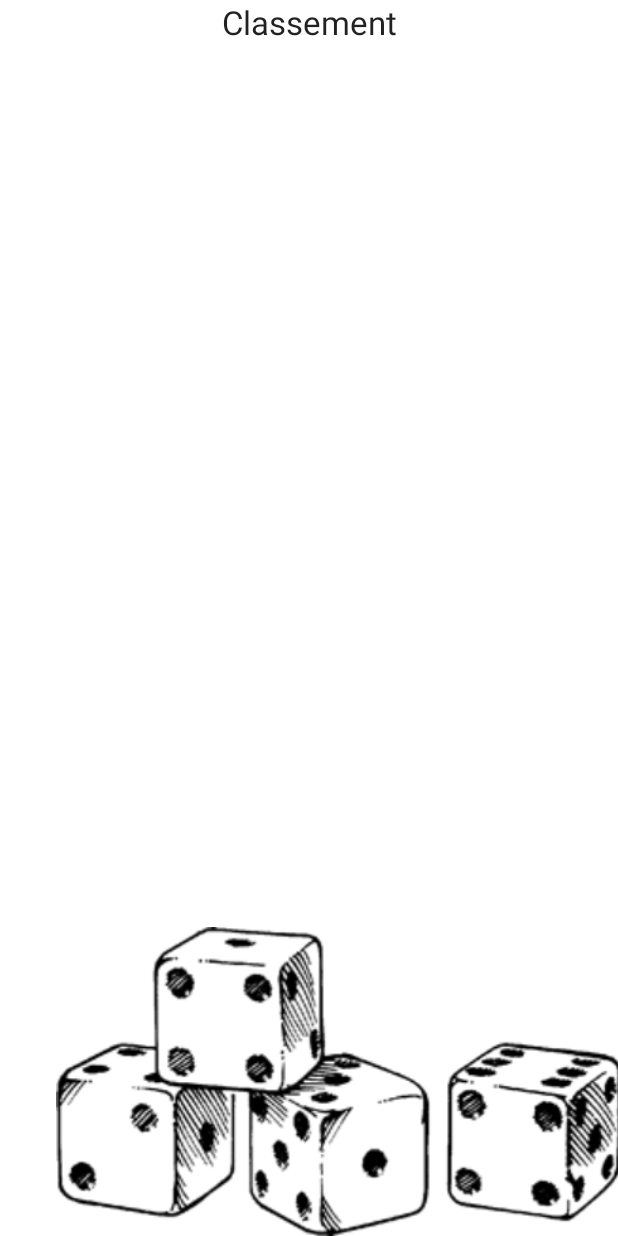
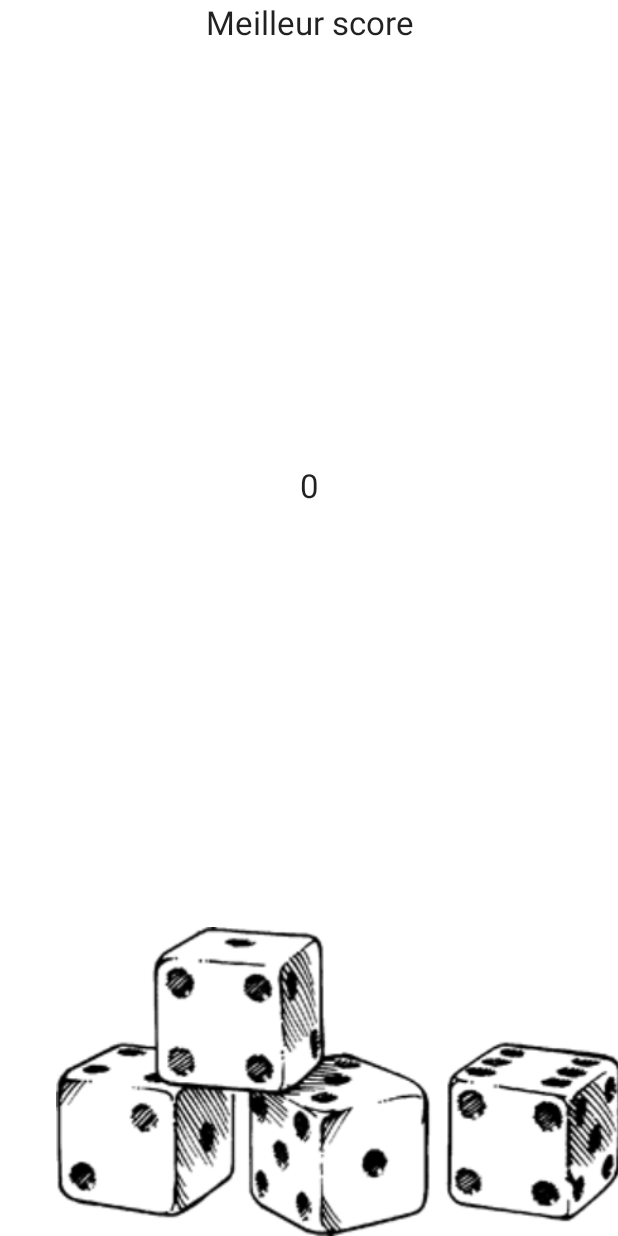
Before and after one commit to ly-abdourahamane/DiceRoll, an Android app: the ScoresActivity screen opened directly, with no data from a screen before it, on a phone screen of 412 x 824 dp. Run offline under Robolectric (Android 15) with nearby library versions, the phone set to English and light mode, and no system bars.

Commit message:
add persistence

```diff
--- a/app/src/main/java/com/android/diceroll/ScoresActivity.java
+++ b/app/src/main/java/com/android/diceroll/ScoresActivity.java
@@ -1,7 +1,10 @@
 package com.android.diceroll;
 
+import android.content.Context;
+import android.content.SharedPreferences;
 import android.support.v7.app.AppCompatActivity;
 import android.os.Bundle;
+import android.widget.TextView;
 
 public class ScoresActivity extends AppCompatActivity {
 
@@ -9,5 +12,15 @@ public class ScoresActivity extends AppCompatActivity {
     protected void onCreate(Bundle savedInstanceState) {
         super.onCreate(savedInstanceState);
         setContentView(R.layout.activity_scores);
+        SharedPreferences sharedPref =
+                getApplicationContext().getSharedPreferences("TheFileName",Context.MODE_PRIVATE);
+        int musicState = sharedPref.getInt("score", 0);
+        TextView t = (TextView) findViewById(R.id.scoreTextView);
+        t.setText(""+musicState);
+
+        /* SharedPreferences.Editor editor = sharedPref.edit();
+            editor.putBoolean("music on", false);
+            editor.apply();*/
+
     }
 }
--- a/app/src/main/res/layout/activity_scores.xml
+++ b/app/src/main/res/layout/activity_scores.xml
@@ -18,13 +18,26 @@
             android:layout_width="match_parent"
             android:layout_height="wrap_content"
             android:gravity="center"
-            android:text="Classement"
+            android:text="Meilleur score"
             android:textAppearance="@android:style/TextAppearance.Material.Large" />
 
         <Space
             android:layout_width="match_parent"
             android:layout_height="wrap_content"
             android:layout_weight="1" />
+
+        <TextView
+            android:id="@+id/scoreTextView"
+            android:layout_width="match_parent"
+            android:layout_height="wrap_content"
+            android:gravity="center"
+            android:textAppearance="@android:style/TextAppearance.Material.Large" />
+
+        <Space
+            android:layout_width="match_parent"
+            android:layout_height="wrap_content"
+            android:layout_weight="1" />
+
         <ImageView
             android:id="@+id/imageView"
             android:layout_width="453dp"
```
Also changed, not shown: app/src/main/java/com/android/diceroll/DiceActivity.java (+18 -0 lines).
